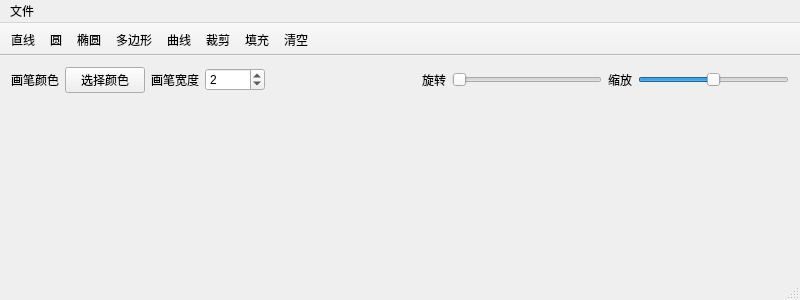
This is mainwindow.ui in cjinchi/ComputerGraphics as Qt 5 draws it before an edit. The edited form follows.
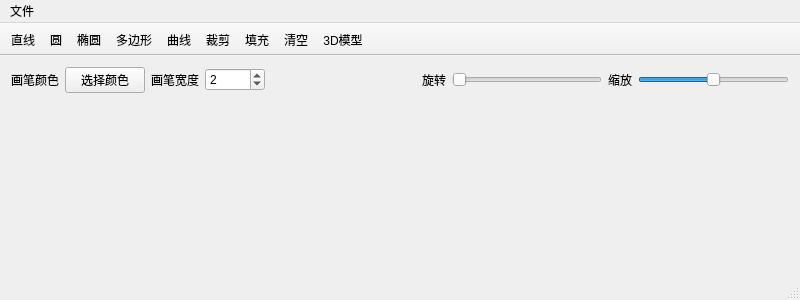
This is the edited form. Icons and pictures are not drawn. Custom widgets are drawn as their Qt base class.

Diff of the .ui file:
```diff
--- a/mainwindow.ui
+++ b/mainwindow.ui
@@ -194,6 +194,7 @@
    <addaction name="actionclip"/>
    <addaction name="actionfill"/>
    <addaction name="actionClear"/>
+   <addaction name="action3D"/>
   </widget>
   <widget class="QStatusBar" name="statusBar"/>
   <action name="actionLine">
@@ -279,6 +280,11 @@
     <string>裁剪</string>
    </property>
   </action>
+  <action name="action3D">
+   <property name="text">
+    <string>3D模型</string>
+   </property>
+  </action>
  </widget>
  <layoutdefault spacing="6" margin="11"/>
  <customwidgets>
```
